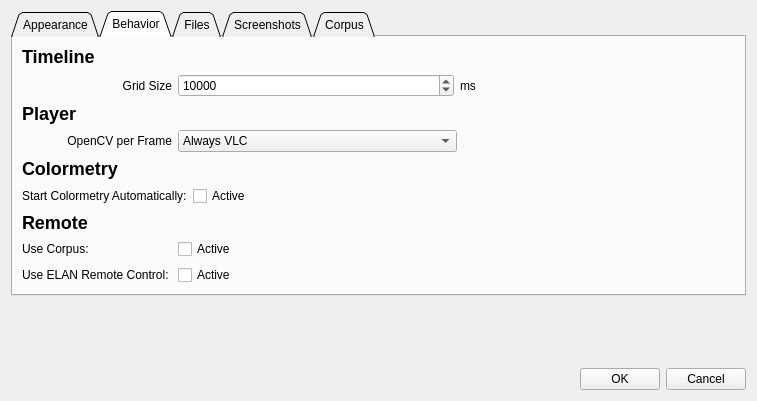
Above: qt_ui/DialogPreferences.ui from FilmColors/VIAN before the change. Below: the same form after it.
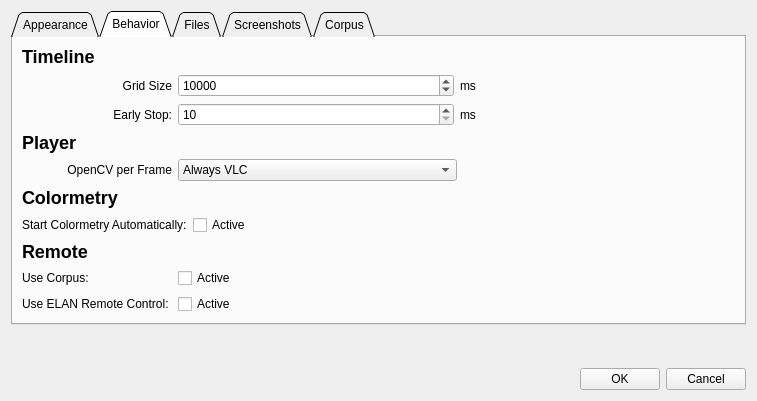
That is the form after the change.

Patch:
```diff
--- a/qt_ui/DialogPreferences.ui
+++ b/qt_ui/DialogPreferences.ui
@@ -169,6 +169,52 @@
            </item>
           </layout>
          </item>
+         <item>
+          <layout class="QHBoxLayout" name="horizontalLayout_19">
+           <item>
+            <widget class="QLabel" name="label_30">
+             <property name="minimumSize">
+              <size>
+               <width>150</width>
+               <height>0</height>
+              </size>
+             </property>
+             <property name="maximumSize">
+              <size>
+               <width>150</width>
+               <height>16777215</height>
+              </size>
+             </property>
+             <property name="text">
+              <string>Early Stop:</string>
+             </property>
+             <property name="alignment">
+              <set>Qt::AlignRight|Qt::AlignTrailing|Qt::AlignVCenter</set>
+             </property>
+            </widget>
+           </item>
+           <item>
+            <widget class="QSpinBox" name="spinBox_EarlyStop">
+             <property name="minimum">
+              <number>10</number>
+             </property>
+             <property name="maximum">
+              <number>5000</number>
+             </property>
+             <property name="singleStep">
+              <number>1000</number>
+             </property>
+            </widget>
+           </item>
+           <item>
+            <widget class="QLabel" name="label_31">
+             <property name="text">
+              <string>ms</string>
+             </property>
+            </widget>
+           </item>
+          </layout>
+         </item>
          <item>
           <widget class="QLabel" name="label_20">
            <property name="text">
```
